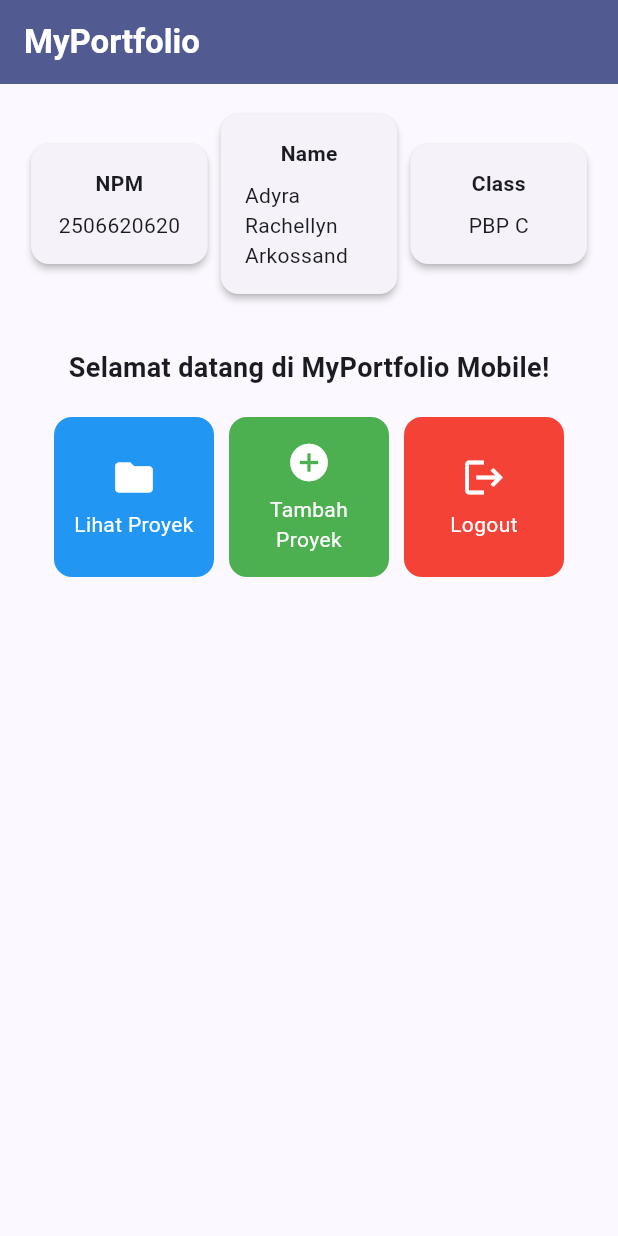
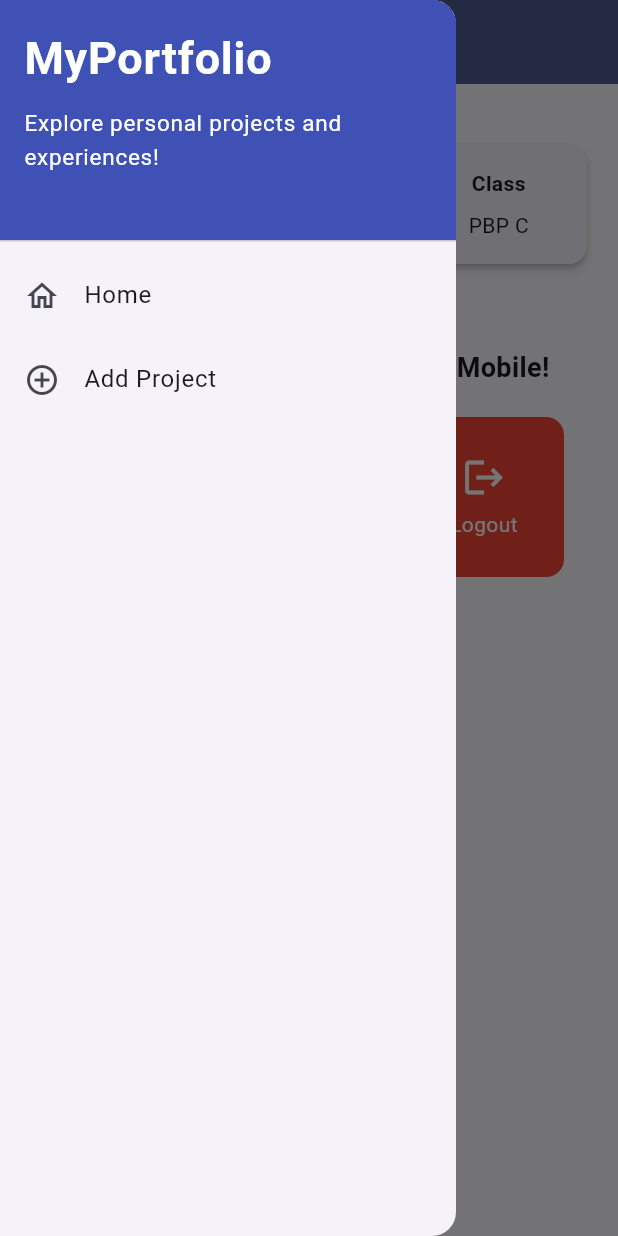
Before and after one commit to adyrachellynn/myportofolio_mobile, a Flutter app: the screen it shows after launch, with the side drawer open (before the commit the screen has no drawer), on a phone screen of 412 x 824 dp. Run offline on Flutter 3.47's test engine with Material 3 defaults, Android fonts, the phone set to English and light mode, and no system bars.

Commit message:
feat(navigation): add drawer and project form

```diff
--- a/lib/menu.dart
+++ b/lib/menu.dart
@@ -1,4 +1,6 @@
 import 'package:flutter/material.dart';
+import 'package:myportofolio_mobile/project_form.dart';
+import 'package:myportofolio_mobile/widgets/left_drawer.dart';
 
 class MyHomePage extends StatelessWidget {
   MyHomePage({super.key});
@@ -25,7 +27,9 @@ class MyHomePage extends StatelessWidget {
           ),
         ),
         backgroundColor: Theme.of(context).colorScheme.primary,
+        iconTheme: const IconThemeData(color: Colors.white),
       ),
+      drawer: const LeftDrawer(),
       body: Padding(
         padding: const EdgeInsets.all(16.0),
         child: Column(
@@ -129,6 +133,12 @@ class ItemCard extends StatelessWidget {
                 content: Text('Kamu telah menekan tombol ${item.name}!'),
               ),
             );
+          if (item.name == 'Tambah Proyek') {
+            Navigator.push(
+              context,
+              MaterialPageRoute(builder: (context) => const ProjectFormPage()),
+            );
+          }
         },
         child: Container(
           padding: const EdgeInsets.all(8),
--- /dev/null
+++ b/lib/widgets/left_drawer.dart
@@ -0,0 +1,58 @@
+import 'package:flutter/material.dart';
+import 'package:myportofolio_mobile/menu.dart';
+import 'package:myportofolio_mobile/project_form.dart';
+
+class LeftDrawer extends StatelessWidget {
+  const LeftDrawer({super.key});
+
+  @override
+  Widget build(BuildContext context) {
+    return Drawer(
+      child: ListView(
+        children: [
+          const DrawerHeader(
+            decoration: BoxDecoration(color: Colors.indigo),
+            child: Column(
+              crossAxisAlignment: CrossAxisAlignment.start,
+              children: [
+                Text(
+                  'MyPortfolio',
+                  style: TextStyle(
+                    fontSize: 30,
+                    fontWeight: FontWeight.bold,
+                    color: Colors.white,
+                  ),
+                ),
+                SizedBox(height: 10),
+                Text(
+                  'Explore personal projects and experiences!',
+                  style: TextStyle(fontSize: 15, color: Colors.white),
+                ),
+              ],
+            ),
+          ),
+          ListTile(
+            leading: const Icon(Icons.home_outlined),
+            title: const Text('Home'),
+            onTap: () {
+              Navigator.pushReplacement(
+                context,
+                MaterialPageRoute(builder: (context) => MyHomePage()),
+              );
+            },
+          ),
+          ListTile(
+            leading: const Icon(Icons.add_circle_outline),
+            title: const Text('Add Project'),
+            onTap: () {
+              Navigator.pushReplacement(
+                context,
+                MaterialPageRoute(builder: (context) => const ProjectFormPage()),
+              );
+            },
+          ),
+        ],
+      ),
+    );
+  }
+}
```
Also changed, not shown: lib/project_form.dart (added, +207 -0 lines).
